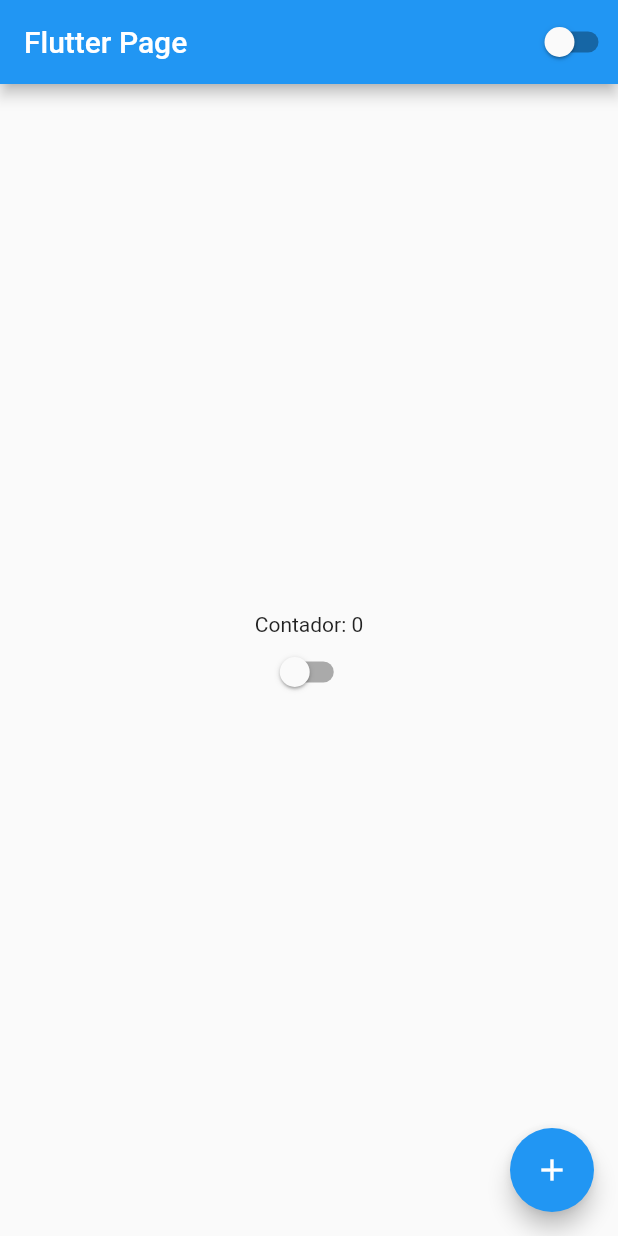
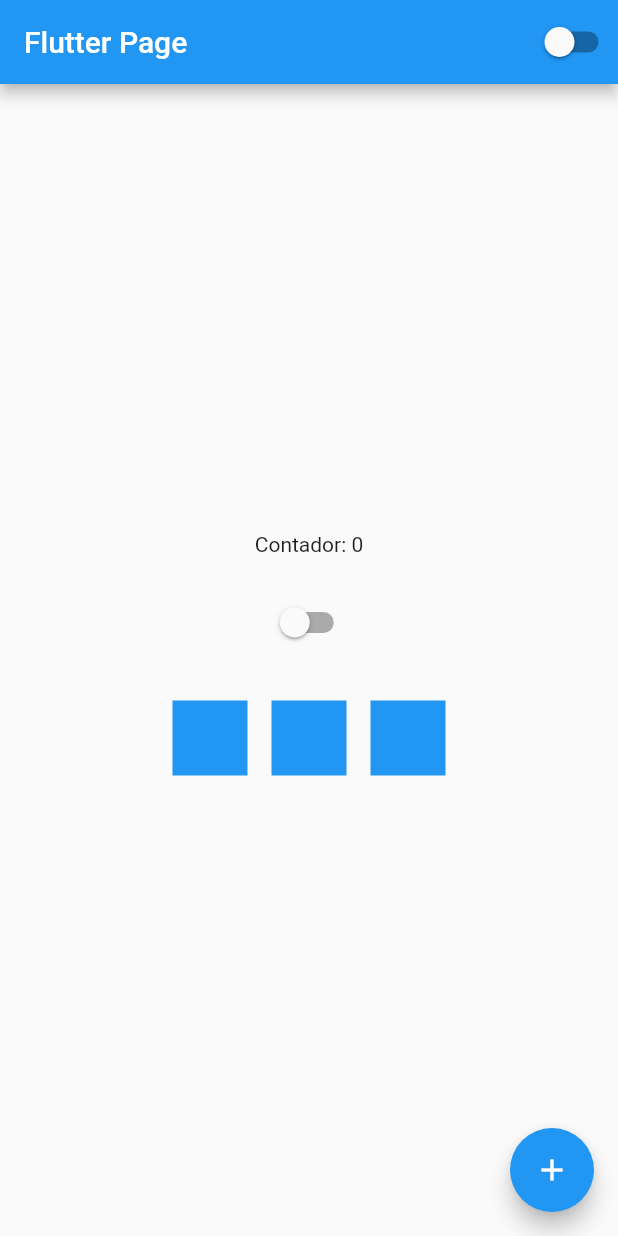
Before and after one commit to hacles100/TutorialCompletoFlutter, a Flutter app: the screen it shows after launch, on a phone screen of 412 x 824 dp. Run offline on Flutter 3.47's test engine with Material 2 defaults, Android fonts, the phone set to English and light mode, and no system bars.

Commit message:
row done

```diff
--- a/first/lib/home_page.dart
+++ b/first/lib/home_page.dart
@@ -27,7 +27,44 @@ class _HomePageState extends State<HomePage> {
           mainAxisAlignment: MainAxisAlignment.center,
           children: [
             Text('Contador: $counter'),
+            Container(
+              height: 20,
+            ),
             const CustomSwicther(),
+
+            Container(
+              height: 20,
+            ),
+
+            Row(
+              mainAxisAlignment: MainAxisAlignment.center,
+              children: [
+                Padding(
+                  padding: const EdgeInsets.all(8.0),
+                  child: Container(
+                    height: 50,
+                    width: 50,
+                    color: Colors.blue,
+                  ),
+                ),
+                Padding(
+                  padding: const EdgeInsets.all(8.0),
+                  child: Container(
+                    height: 50,
+                    width: 50,
+                    color: Colors.blue,
+                  ),
+                ),
+                Padding(
+                  padding: const EdgeInsets.all(8.0),
+                  child: Container(
+                    height: 50,
+                    width: 50,
+                    color: Colors.blue,
+                  ),
+                ),
+              ],
+            ),
           ],
         ),
       ),
```
